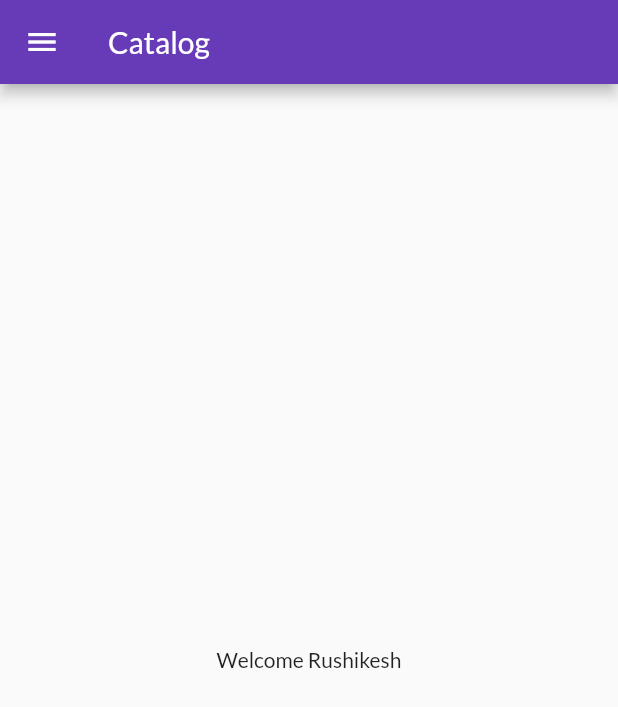
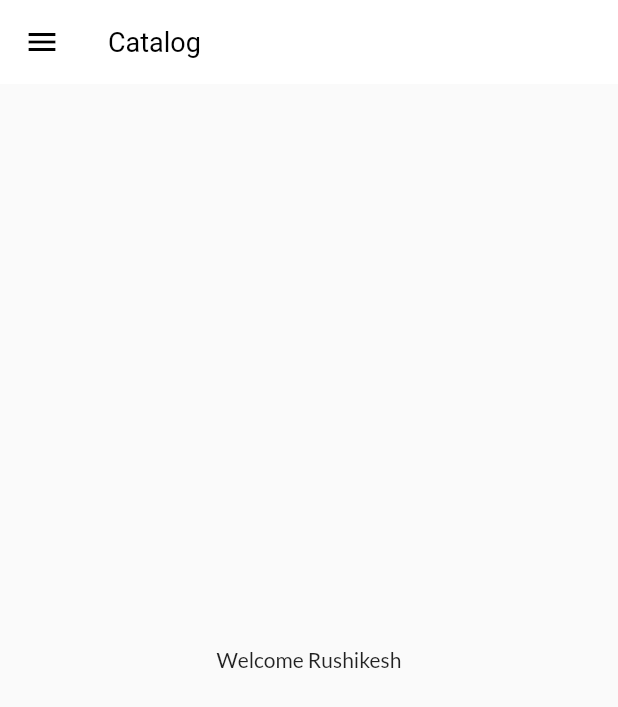
Before and after one commit to RushikeshTokapure/flutter_catalog_application, a Flutter app: the screen it shows after launch, on a phone screen of 412 x 824 dp. Shown: the top 707 px of the screen. Run offline on Flutter 3.47's test engine with Material 2 defaults, Android fonts, the phone set to English and light mode, and no system bars; our stand-ins replace google_fonts.

Commit message:
tasj8 commit

```diff
--- a/lib/main.dart
+++ b/lib/main.dart
@@ -1,6 +1,7 @@
 import 'package:flutter/material.dart';
 import 'package:flutter_catalog/screens/login_page.dart';
 import 'package:flutter_catalog/screens/home_page.dart';
+import 'package:flutter_catalog/widgets/themes.dart';
 import 'package:google_fonts/google_fonts.dart';
 import 'package:flutter_catalog/utils/routes.dart';
 
@@ -23,12 +24,8 @@ class MyApp extends StatelessWidget {
     return MaterialApp(
       themeMode: ThemeMode.light,
       debugShowCheckedModeBanner: false,
-      theme: ThemeData(
-          primarySwatch: Colors.deepPurple,
-          fontFamily: GoogleFonts.lato().fontFamily),
-      darkTheme: ThemeData(
-        brightness: Brightness.dark,
-      ),
+      theme: DefaultTheme.lightTheme(context),
+      darkTheme: DefaultTheme.darkTheme(context),
       initialRoute: Routes.homeRoute,
       routes: {
         "/": (context) => LoginPage(),
--- /dev/null
+++ b/lib/widgets/themes.dart
@@ -0,0 +1,19 @@
+import 'package:flutter/material.dart';
+import 'package:google_fonts/google_fonts.dart';
+
+class DefaultTheme {
+  static ThemeData lightTheme(BuildContext context) => ThemeData(
+      primarySwatch: Colors.deepPurple,
+      fontFamily: GoogleFonts.lato().fontFamily,
+      appBarTheme: AppBarTheme(
+        color: Colors.white,
+        elevation: 0.0,
+        iconTheme: const IconThemeData(color: Colors.black),
+        // textTheme: Theme.of(context).textTheme,
+        titleTextStyle: TextStyle(color: Colors.black, fontSize: 18),
+      ));
+
+  static ThemeData darkTheme(BuildContext context) => ThemeData(
+        brightness: Brightness.dark,
+      );
+}
```
Also changed, not shown: lib/models/product.dart (added, +26 -0 lines).
